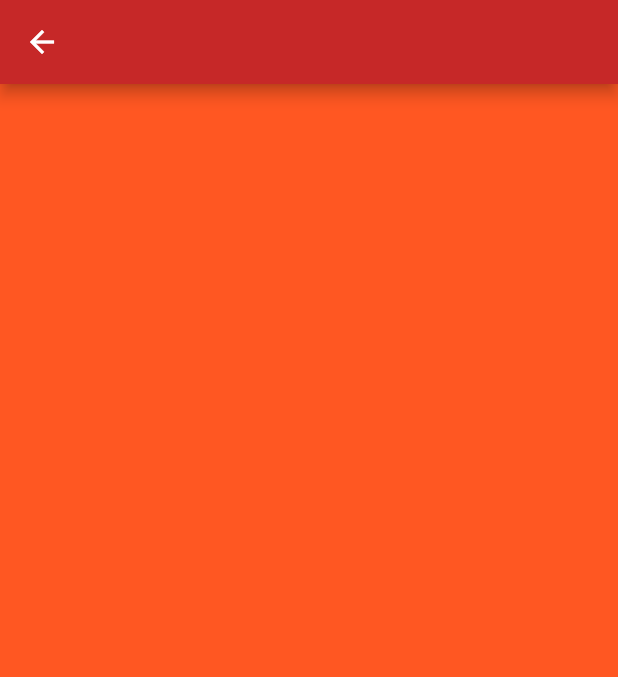
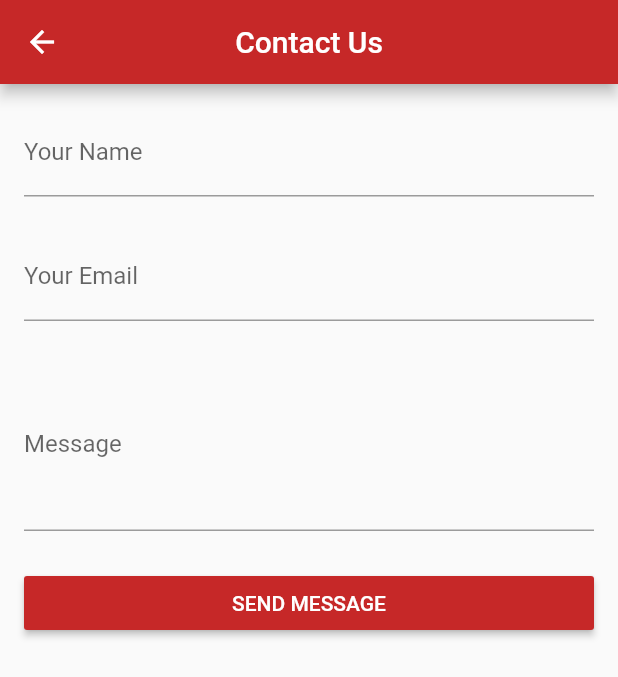
Before and after one commit to hyperionstudios/newsapp, a Flutter app: the ContactUs screen opened directly, on a phone screen of 412 x 824 dp. Shown: the top 677 px of the screen. Run offline on Flutter 3.47's test engine with Material 2 defaults, Android fonts, the phone set to English and light mode, and no system bars; our stand-ins replace shared_preferences, timeago; missing offline and left inert: page_view_indicator; accounts and stored records are empty.

Commit message:
add contact us

```diff
--- a/lib/screens/pages/contact.dart
+++ b/lib/screens/pages/contact.dart
@@ -6,12 +6,127 @@ class ContactUs extends StatefulWidget {
 }
 
 class _ContactUsState extends State<ContactUs> {
+
+  TextEditingController nameController;
+  TextEditingController emailController;
+  TextEditingController messageController;
+
+  final _formKey = GlobalKey<FormState>();
+
+  bool isLoading = false;
+
+  @override
+  void initState() {
+    super.initState();
+    nameController = TextEditingController();
+    emailController = TextEditingController();
+    messageController = TextEditingController();
+  }
+
+  @override
+  void dispose() {
+    nameController.dispose();
+    emailController.dispose();
+    messageController.dispose();
+    super.dispose();
+  }
+
   @override
   Widget build(BuildContext context) {
     return Scaffold(
-      appBar: AppBar(),
-      body: Container(
-        color: Colors.deepOrange,
+      appBar: AppBar(
+        title: Text('Contact Us'),
+        centerTitle: true,
+      ),
+      body: Padding(
+        padding: const EdgeInsets.all(16),
+        child: ( isLoading ) ? _loading() : _contactForm() ,
+      ),
+    );
+  }
+
+  Widget _contactForm(){
+    return Form(
+        key: _formKey,
+        child: Column(
+          children: <Widget>[
+            TextFormField(
+              controller: nameController,
+              decoration: InputDecoration(labelText: 'Your Name'),
+              validator: (value) {
+                if (value.isEmpty) {
+                  return 'Please Enter your Name!';
+                } else {
+                  return null;
+                }
+              },
+            ),
+            SizedBox( height: 24, ),
+            TextFormField(
+              controller: emailController,
+              decoration: InputDecoration(
+                labelText: 'Your Email',
+              ),
+              validator: (value) {
+                if (value.isEmpty) {
+                  return 'Please Enter your Email!';
+                } else {
+                  return null;
+                }
+              },
+            ),
+            SizedBox( height: 24, ),
+            TextFormField(
+              controller: messageController,
+              decoration: InputDecoration(
+                labelText: 'Message',
+              ),
+              maxLines: 4,
+              validator: (value) {
+                if (value.isEmpty) {
+                  return 'Please write your message!';
+                } else {
+                  return null;
+                }
+              },
+            ),
+            SizedBox( height: 24, ),
+            SizedBox(
+              width: double.infinity,
+              child: RaisedButton(
+                child: Text(
+                  'SEND MESSAGE',
+                  style: TextStyle(
+                    color: Colors.white,
+                  ),
+                ),
+                onPressed: () {
+                  if( _formKey.currentState.validate() ){
+                    // TODO: Loading, Send message
+
+                    String name = nameController.text;
+                    String email = emailController.text;
+                    String message = messageController.text;
+
+                    setState(() {
+                      isLoading = true;
+                    });
+                  }else{
+                    setState(() {
+                      isLoading = false;
+                    });
+                  }
+                },
+              ),
+            ),
+          ],
+        ));
+  }
+
+  Widget _loading(){
+    return Container(
+      child: Center(
+        child: CircularProgressIndicator(),
       ),
     );
   }
--- a/lib/utilities/api_utilities.dart
+++ b/lib/utilities/api_utilities.dart
@@ -1,5 +1,7 @@
-String base_api = "http://phplaravel-250848-858792.cloudwaysapps.com";
+String base_api = "https://phplaravel-250848-858792.cloudwaysapps.com";
 String all_authors_api = "/api/authors";
 String all_categories_api = "/api/categories";
 
 String categories_api = "/api/posts/categories/";
+
+String auth_api = "/api/token";
--- a/lib/utilities/app_theme.dart
+++ b/lib/utilities/app_theme.dart
@@ -4,6 +4,9 @@ class AppTheme {
 
   static ThemeData appTheme = ThemeData(
     primaryColor: Colors.red.shade800,
+    buttonTheme: ButtonThemeData(
+      buttonColor: Colors.red.shade800 ,
+    ) ,
   );
 
 }
```
Also changed, not shown: lib/api/authentication_api.dart (added, +38 -0 lines), lib/screens/pages/login.dart (added, +159 -0 lines), lib/shared_ui/navigation_drawer.dart (+47 -0 lines), lib/utilities/app_utilities.dart (added, +12 -0 lines).
